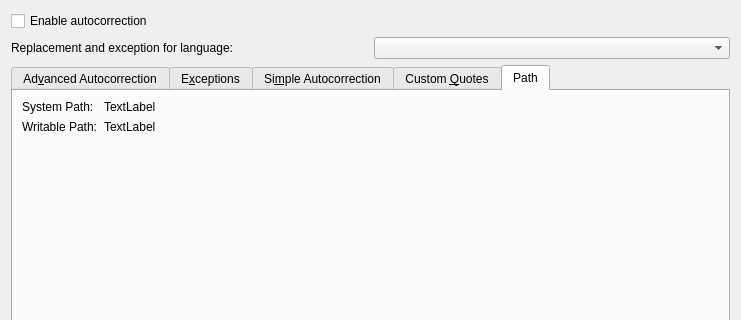
Old version of the form src/pimcommonautocorrection/autocorrection/ui/autocorrectionwidget.ui in the repository KDE/pimcommon; both pictures show x 0 to 741 and y 0 to 320 of the 741 by 572 pixel window.
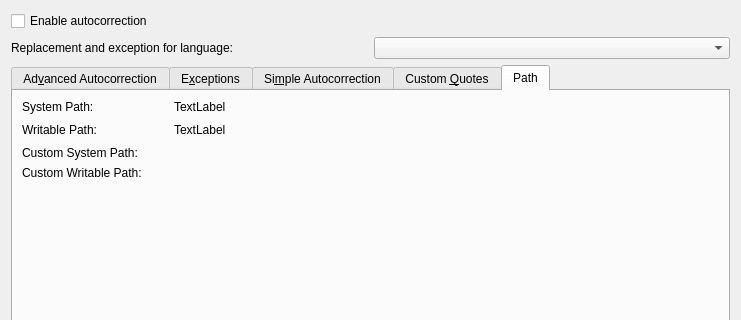
New version of the form. The open tabs and pages were chosen to show the change. Custom widgets are drawn as their Qt base class.

Commit message: Add support for custom paths

Patch:
```diff
--- a/src/pimcommonautocorrection/autocorrection/ui/autocorrectionwidget.ui
+++ b/src/pimcommonautocorrection/autocorrection/ui/autocorrectionwidget.ui
@@ -706,15 +706,29 @@
       <attribute name="title">
        <string>Path</string>
       </attribute>
-      <layout class="QFormLayout" name="formLayout">
-       <item row="0" column="0">
-        <widget class="QLabel" name="label_6">
+      <layout class="QGridLayout" name="gridLayout_6">
+       <item row="1" column="2" rowspan="2">
+        <widget class="QLabel" name="writablePath">
          <property name="text">
-          <string>System Path:</string>
+          <string>TextLabel</string>
          </property>
         </widget>
        </item>
-       <item row="0" column="1">
+       <item row="3" column="0">
+        <widget class="QLabel" name="label_10">
+         <property name="text">
+          <string>Custom System Path:</string>
+         </property>
+        </widget>
+       </item>
+       <item row="4" column="1" colspan="3">
+        <widget class="KUrlRequester" name="customWritablePath">
+         <property name="mode">
+          <set>KFile::Directory|KFile::ExistingOnly|KFile::LocalOnly</set>
+         </property>
+        </widget>
+       </item>
+       <item row="0" column="2">
         <widget class="QLabel" name="systemPath">
          <property name="text">
           <string>TextLabel</string>
@@ -724,23 +738,73 @@
          </property>
         </widget>
        </item>
-       <item row="1" column="0">
+       <item row="0" column="3" rowspan="2">
+        <spacer name="horizontalSpacer_6">
+         <property name="orientation">
+          <enum>Qt::Horizontal</enum>
+         </property>
+         <property name="sizeHint" stdset="0">
+          <size>
+           <width>473</width>
+           <height>20</height>
+          </size>
+         </property>
+        </spacer>
+       </item>
+       <item row="3" column="1" colspan="3">
+        <widget class="KUrlRequester" name="customSystemPath">
+         <property name="mode">
+          <set>KFile::Directory|KFile::ExistingOnly|KFile::LocalOnly</set>
+         </property>
+        </widget>
+       </item>
+       <item row="2" column="3">
+        <spacer name="horizontalSpacer_7">
+         <property name="orientation">
+          <enum>Qt::Horizontal</enum>
+         </property>
+         <property name="sizeHint" stdset="0">
+          <size>
+           <width>473</width>
+           <height>20</height>
+          </size>
+         </property>
+        </spacer>
+       </item>
+       <item row="1" column="0" rowspan="2" colspan="2">
         <widget class="QLabel" name="label_7">
          <property name="text">
           <string>Writable Path:</string>
          </property>
         </widget>
        </item>
-       <item row="1" column="1">
-        <widget class="QLabel" name="writablePath">
+       <item row="0" column="0" colspan="2">
+        <widget class="QLabel" name="label_6">
          <property name="text">
-          <string>TextLabel</string>
+          <string>System Path:</string>
          </property>
-         <property name="textInteractionFlags">
-          <set>Qt::LinksAccessibleByMouse|Qt::TextSelectableByKeyboard|Qt::TextSelectableByMouse</set>
+        </widget>
+       </item>
+       <item row="4" column="0">
+        <widget class="QLabel" name="label_11">
+         <property name="text">
+          <string>Custom Writable Path:</string>
          </property>
         </widget>
        </item>
+       <item row="5" column="1">
+        <spacer name="verticalSpacer">
+         <property name="orientation">
+          <enum>Qt::Vertical</enum>
+         </property>
+         <property name="sizeHint" stdset="0">
+          <size>
+           <width>20</width>
+           <height>40</height>
+          </size>
+         </property>
+        </spacer>
+       </item>
       </layout>
      </widget>
     </widget>
@@ -748,6 +812,11 @@
   </layout>
  </widget>
  <customwidgets>
+  <customwidget>
+   <class>KUrlRequester</class>
+   <extends>QWidget</extends>
+   <header>kurlrequester.h</header>
+  </customwidget>
   <customwidget>
    <class>PimCommonAutoCorrection::AutoCorrectionListWidget</class>
    <extends>QListWidget</extends>
```
Left out of the diff: 5 changed lines with no effect on the pictures. The commit also changes 1 other file.
